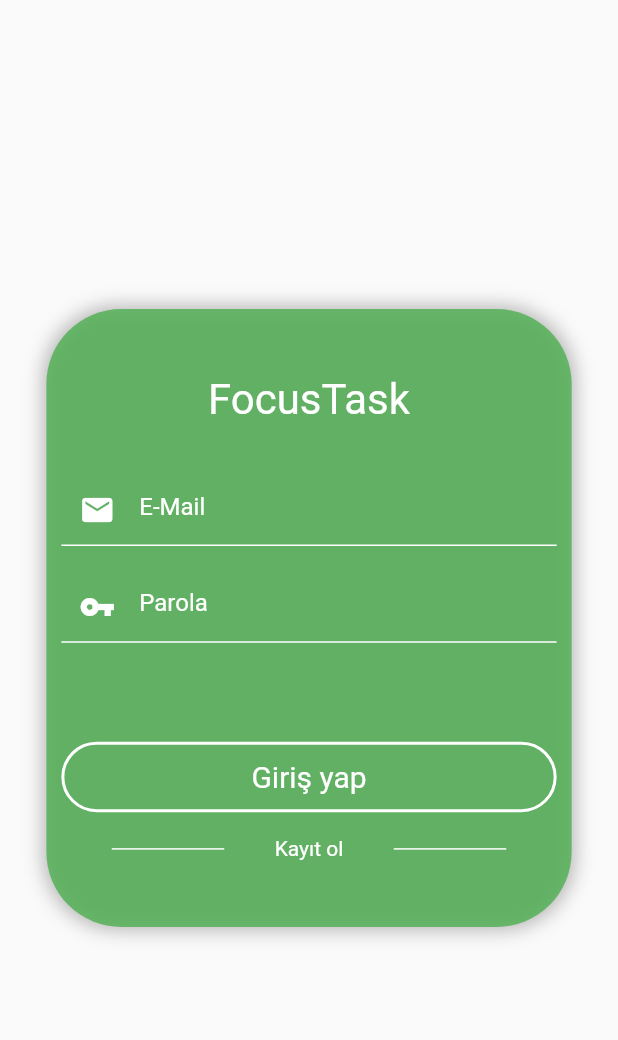
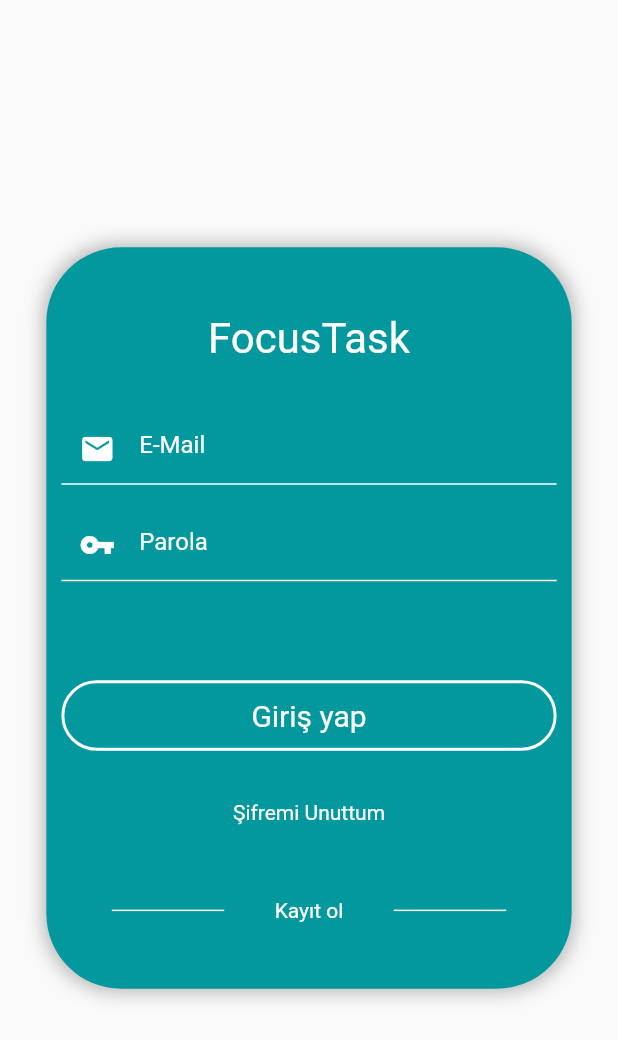
Before and after one commit to no145flutterapp/no145, a Flutter app: the screen it shows after launch, after a tap on "Geç", on a phone screen of 412 x 824 dp. Shown: the top 1040 px of the screen. Run offline on Flutter 3.47's test engine with Material 2 defaults, Android fonts, the phone set to English and light mode, and no system bars; our stand-ins replace cloud_firestore, firebase_auth, firebase_core; accounts and stored records are empty; network calls fail.

Commit message:
şifremi unuttum eklendi renkler düzeltildi

```diff
--- a/lib/pages/login.dart
+++ b/lib/pages/login.dart
@@ -1,3 +1,4 @@
+import 'package:no145/pages/reset.dart';
 import 'package:no145/service/auth_service.dart';
 import 'package:no145/pages/home.dart';
 import 'package:no145/pages/register.dart';
@@ -22,10 +23,10 @@ class _LoginPageState extends State<LoginPage> {
           child: Padding(
             padding: const EdgeInsets.symmetric(horizontal: 10.0),
             child: Container(
-              height: size.height * .5,
+              height: size.height * .6,
               width: size.width * .85,
               decoration: BoxDecoration(
-                  color: Colors.green.withOpacity(.80),
+                  color: const Color(0xff03989E),//Colors.green.withOpacity(.80),
                   borderRadius: BorderRadius.all(Radius.circular(50)),
                   boxShadow: [
                     BoxShadow(
@@ -135,7 +136,27 @@ class _LoginPageState extends State<LoginPage> {
                         ),
                       ),
                       SizedBox(
-                        height: size.height * 0.02,
+                        height: size.height * 0.04,
+                      ),
+                      InkWell(
+                        onTap: () {
+                          Navigator.push(
+                              context,
+                              MaterialPageRoute(
+                                  builder: (context) => ResetScreen()));
+                        },
+                        child: Row(
+                          mainAxisAlignment: MainAxisAlignment.spaceEvenly,
+                          children: [
+                            Text(
+                              "Şifremi Unuttum",
+                              style: TextStyle(color: Colors.white),
+                            ),
+                          ],
+                        ),
+                      ),
+                      SizedBox(
+                        height: size.height * 0.06,
                       ),
                       InkWell(
                         onTap: () {
--- a/lib/pages/onboarding.dart
+++ b/lib/pages/onboarding.dart
@@ -53,7 +53,7 @@ class _OnboardingScreenState extends State<OnboardingScreen> {
             ),
           ),
           child: Padding(
-            padding: EdgeInsets.symmetric(vertical: 15.0),
+            padding: EdgeInsets.symmetric(vertical: 13.0),
             child: Column(
               crossAxisAlignment: CrossAxisAlignment.stretch,
               children: <Widget>[
@@ -70,7 +70,7 @@ class _OnboardingScreenState extends State<OnboardingScreen> {
                       'Geç',
                       style: TextStyle(
                         color: Colors.blueGrey,
-                        fontSize: 20.0,
+                        fontSize: 25.0,
                       ),
                     ),
                   ),
@@ -87,7 +87,7 @@ class _OnboardingScreenState extends State<OnboardingScreen> {
                     },
                     children: <Widget>[
                       Padding(
-                        padding: EdgeInsets.all(40.0),
+                        padding: EdgeInsets.all(20.0),
                         child: Column(
                           mainAxisAlignment: MainAxisAlignment.center,
                           children: <Widget>[
@@ -102,7 +102,7 @@ class _OnboardingScreenState extends State<OnboardingScreen> {
                         ),
                       ),
                       Padding(
-                        padding: EdgeInsets.all(40.0),
+                        padding: EdgeInsets.all(20.0),
                         child: Column(
                           crossAxisAlignment: CrossAxisAlignment.start,
                           children: <Widget>[
@@ -115,17 +115,17 @@ class _OnboardingScreenState extends State<OnboardingScreen> {
                                 width: 300.0,
                               ),
                             ),
-                            SizedBox(height: 30.0),
+                            SizedBox(height: 20.0),
                             Text(
-                              'Çalışma sürelerini belirle.',
+                              '     Çalışma sürelerini belirle.',
                               textAlign: TextAlign.center,
-                              style: TextStyle(color: Colors.blueGrey, fontSize: 30, fontStyle: FontStyle.italic),
+                              style: TextStyle(color: Colors.blueGrey, fontSize: 28, fontStyle: FontStyle.italic),
                             ),
                           ],
                         ),
                       ),
                       Padding(
-                        padding: EdgeInsets.all(40.0),
+                        padding: EdgeInsets.all(20.0),
                         child: Column(
                           crossAxisAlignment: CrossAxisAlignment.start,
                           children: <Widget>[
@@ -138,9 +138,9 @@ class _OnboardingScreenState extends State<OnboardingScreen> {
                                 width: 300.0,
                               ),
                             ),
-                            SizedBox(height: 30.0),
+                            SizedBox(height: 20.0),
                             Text(
-                              'Yapılacaklar listeni oluştur.',
+                              '    Yapılacaklar listeni oluştur.',
                               textAlign: TextAlign.center,
                               style: TextStyle(color: Colors.blueGrey, fontSize: 28, fontStyle: FontStyle.italic),
                             ),
@@ -148,7 +148,7 @@ class _OnboardingScreenState extends State<OnboardingScreen> {
                         ),
                       ),
                       Padding(
-                        padding: EdgeInsets.all(40.0),
+                        padding: EdgeInsets.all(20.0),
                         child: Column(
                           crossAxisAlignment: CrossAxisAlignment.start,
                           children: <Widget>[
@@ -161,7 +161,7 @@ class _OnboardingScreenState extends State<OnboardingScreen> {
                                 width: 300.0,
                               ),
                             ),
-                            SizedBox(height: 30.0),
+                            SizedBox(height: 20.0),
                             Text(
                               'Artık verimli bir şekilde çalışmaya başlayabilirsin.',
                               textAlign: TextAlign.center,
--- a/lib/pages/register.dart
+++ b/lib/pages/register.dart
@@ -29,7 +29,7 @@ class _RegisterPageState extends State<RegisterPage> {
               height: size.height * .7,
               width: size.width * .85,
               decoration: BoxDecoration(
-                  color: Colors.green.withOpacity(.80),
+                  color: const Color(0xff03989E),//Colors.green.withOpacity(.80),
                   borderRadius: BorderRadius.all(Radius.circular(50)),
                   boxShadow: [
                     BoxShadow(
@@ -207,7 +207,7 @@ class _RegisterPageState extends State<RegisterPage> {
                   onPressed: () => Navigator.pop(context),
                   icon: Icon(
                     Icons.arrow_back_ios_outlined,
-                    color: Colors.green.withOpacity(.75),
+                    color: const Color(0xff03989E),//Colors.green.withOpacity(.75),
                     size: 26,
                   ),
                 ),
@@ -218,7 +218,7 @@ class _RegisterPageState extends State<RegisterPage> {
                   "Kayıt ol",
                   style: TextStyle(
                       fontSize: 20,
-                      color: Colors.green.withOpacity(.75),
+                      color: const Color(0xff03989E),//Colors.green.withOpacity(.75),
                       fontWeight: FontWeight.bold),
                 )
               ],
```
Also changed, not shown: lib/pages/reset.dart (added, +52 -0 lines).
